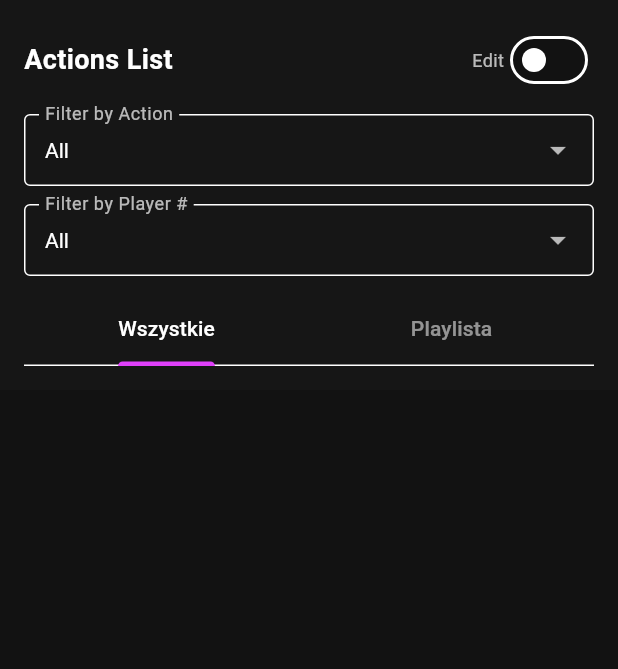
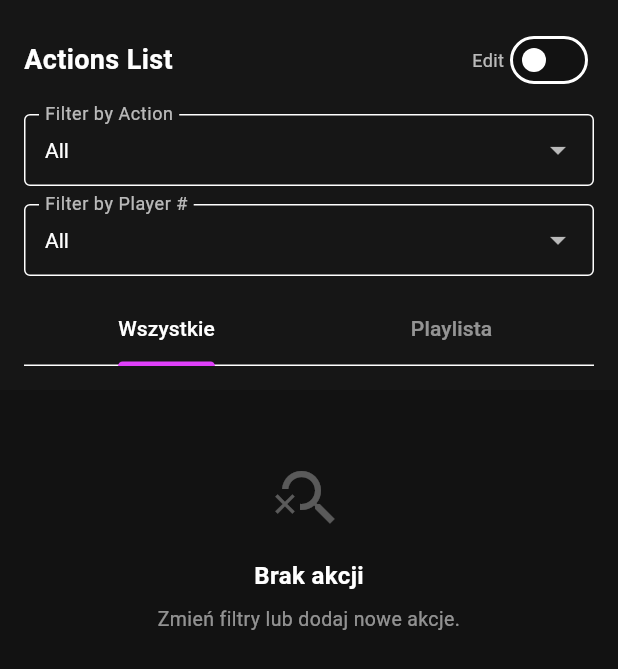
Before and after one commit to kusojac/ML_CV_Video, a Flutter app: the ActionSidebar widget shown alone on an empty page, opened directly with empty values, on a phone screen of 412 x 824 dp. Shown: the top 669 px of the screen. Run offline on Flutter 3.47's test engine with Material 3 defaults, Android fonts, the phone set to English and light mode, and no system bars; our stand-ins replace file_picker, shared_preferences; missing offline and left inert: media_kit, media_kit_video; accounts and stored records are empty; network calls fail.

Commit message:
🎨 Palette: Add visually structured empty states
💡 What: Replaced blank spaces with visually structured empty states (Icon, title, subtitle) for the 'All Actions' and 'Playlist' tabs in `ActionSidebar`.
🎯 Why: Leaving lists completely blank when empty looks like a bug and leaves users confused about the application state or what to do next. The structured state offers clear guidance.
📸 Before/After: Before, an empty list was just a dark background. After, it shows a dimmed icon and helpful text (e.g., 'Brak akcji' / 'Pusta playlista').
♿ Accessibility: The empty state explicitly informs screen reader users that the list is empty and suggests actionable next steps, rather than just leaving an empty void in the widget tree.

Co-authored-by: kusojac <13525690+kusojac@users.noreply.github.com>

```diff
--- a/VolleyballApp/frontend/lib/widgets/action_sidebar.dart
+++ b/VolleyballApp/frontend/lib/widgets/action_sidebar.dart
@@ -211,7 +211,28 @@ class _ActionSidebarState extends State<ActionSidebar> {
               SingleChildScrollView(
                 controller: _scrollController,
                 padding: const EdgeInsets.only(top: 8, bottom: 20),
-                child: Column(
+                child: filteredActions.isEmpty
+                    ? Padding(
+                        padding: const EdgeInsets.only(top: 40.0),
+                        child: Column(
+                          mainAxisAlignment: MainAxisAlignment.center,
+                          children: [
+                            const Icon(Icons.search_off, size: 48, color: Colors.white30),
+                            const SizedBox(height: 16),
+                            const Text(
+                              'Brak akcji',
+                              style: TextStyle(color: Colors.white, fontSize: 16, fontWeight: FontWeight.bold),
+                            ),
+                            const SizedBox(height: 8),
+                            const Text(
+                              'Zmień filtry lub dodaj nowe akcje.',
+                              style: TextStyle(color: Colors.white54, fontSize: 13),
+                              textAlign: TextAlign.center,
+                            ),
+                          ],
+                        ),
+                      )
+                    : Column(
               children: filteredActions.map((action) {
                 final isSelected = widget.selectedAction?.id == action.id;
                 final key = _itemKeys.putIfAbsent(action.id, () => GlobalKey());
@@ -428,8 +449,31 @@ class _ActionSidebarState extends State<ActionSidebar> {
                       ],
                     ),
                   ),
-                Expanded(
-                  child: ReorderableListView.builder(
+                if ((widget.playlist?.length ?? 0) == 0)
+                  Expanded(
+                    child: Center(
+                      child: Column(
+                        mainAxisAlignment: MainAxisAlignment.center,
+                        children: [
+                          const Icon(Icons.playlist_play, size: 48, color: Colors.white30),
+                          const SizedBox(height: 16),
+                          const Text(
+                            'Pusta playlista',
+                            style: TextStyle(color: Colors.white, fontSize: 16, fontWeight: FontWeight.bold),
+                          ),
+                          const SizedBox(height: 8),
+                          const Text(
+                            'Zaznacz akcje z zakładki "Wszystkie"\nlub wczytaj zapisaną playlistę.',
+                            style: TextStyle(color: Colors.white54, fontSize: 13),
+                            textAlign: TextAlign.center,
+                          ),
+                        ],
+                      ),
+                    ),
+                  )
+                else
+                  Expanded(
+                    child: ReorderableListView.builder(
                     itemCount: widget.playlist?.length ?? 0,
                     onReorder: (oldIndex, newIndex) {
                       if (oldIndex < newIndex) newIndex -= 1;
```
Also changed, not shown: 1 other file.
